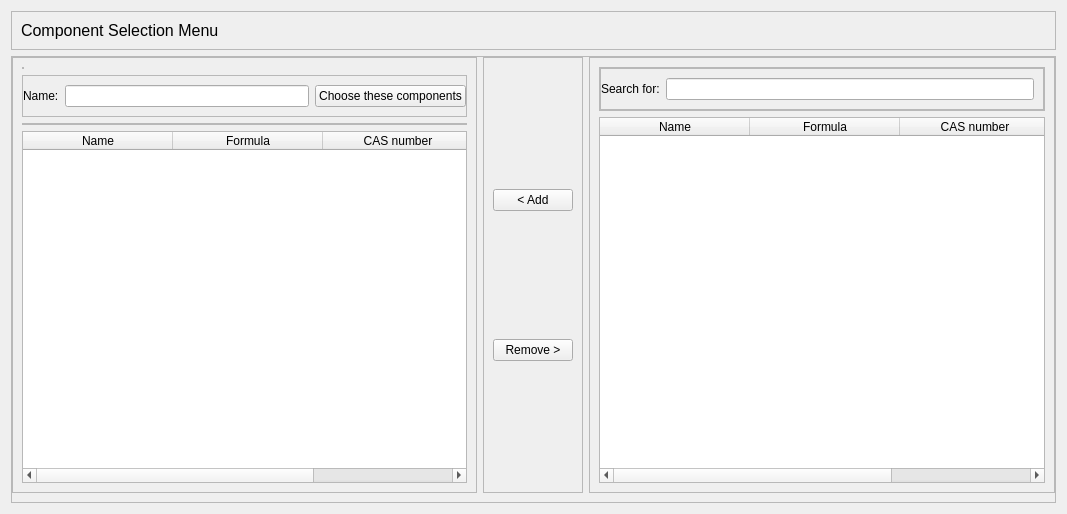
Old version of the form addon/pycThermopack/gui/layouts/component_select_widget.ui in the repository thermotools/thermopack.
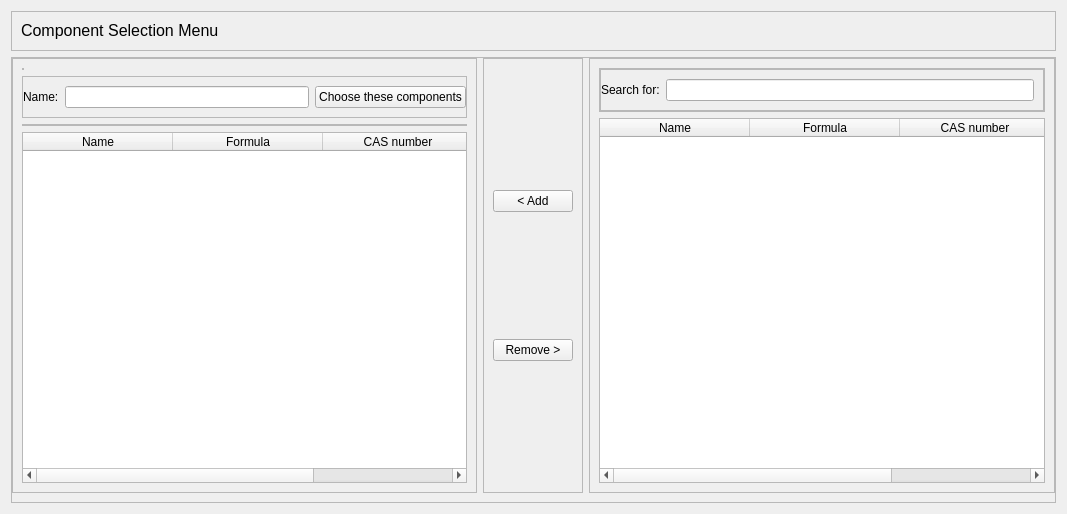
New version of the form.

```diff
--- a/addon/pycThermopack/gui/layouts/component_select_widget.ui
+++ b/addon/pycThermopack/gui/layouts/component_select_widget.ui
@@ -22,7 +22,7 @@
      <property name="frameShadow">
       <enum>QFrame::Raised</enum>
      </property>
-     <layout class="QVBoxLayout" name="verticalLayout_3">
+     <layout class="QHBoxLayout" name="header_layout">
       <item>
        <widget class="QLabel" name="label_title">
         <property name="sizePolicy">
@@ -43,6 +43,19 @@
         </property>
        </widget>
       </item>
+      <item>
+       <spacer name="horizontalSpacer">
+        <property name="orientation">
+         <enum>Qt::Horizontal</enum>
+        </property>
+        <property name="sizeHint" stdset="0">
+         <size>
+          <width>40</width>
+          <height>20</height>
+         </size>
+        </property>
+       </spacer>
+      </item>
      </layout>
     </widget>
    </item>
```
Left out of the diff: 2 changed lines with no effect on the pictures.
